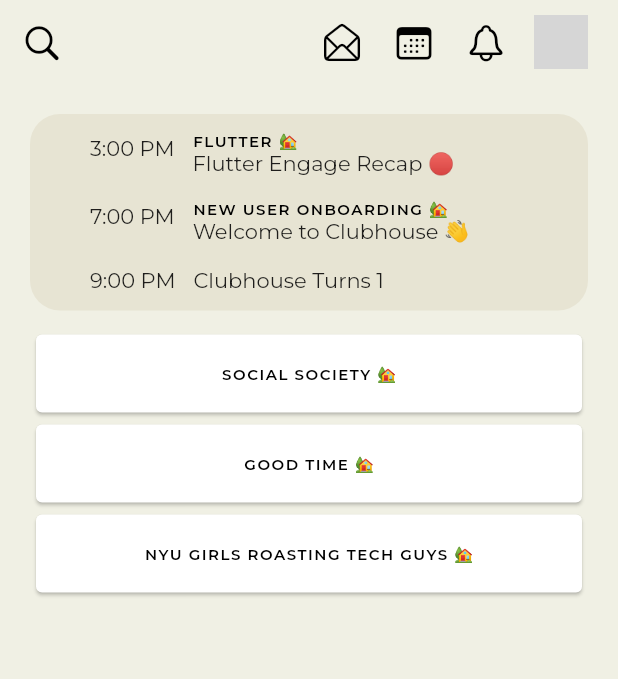
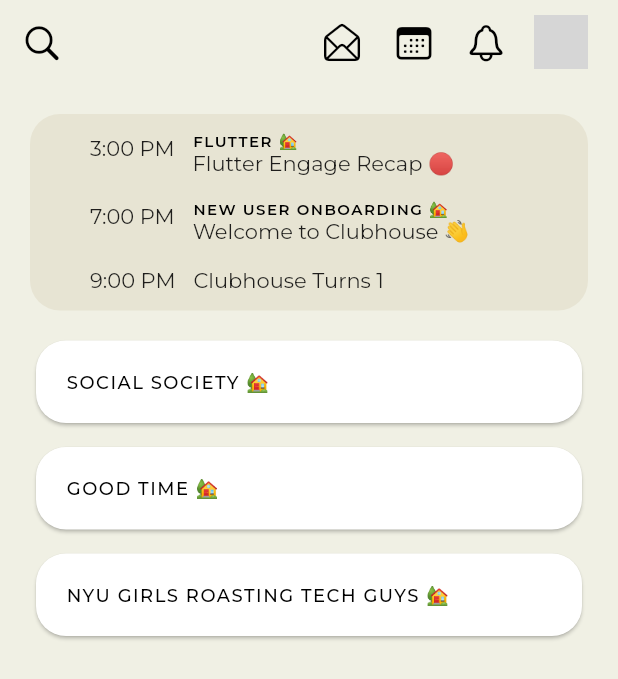
Before and after one commit to octoi/flutter_clubhouse_ui, a Flutter app: the screen it shows after launch, on a phone screen of 412 x 824 dp. Shown: the top 679 px of the screen. Run offline on Flutter 3.47's test engine with Material 2 defaults, Android fonts, the phone set to English and light mode, and no system bars; our stand-ins replace google_fonts; network calls fail; grey boxes are pictures that could not be loaded.

Commit message:
styled card

```diff
--- a/lib/widgets/room_card.dart
+++ b/lib/widgets/room_card.dart
@@ -11,22 +11,30 @@ class RoomCard extends StatelessWidget {
 
   @override
   Widget build(BuildContext context) {
-    return Card(
+    return Padding(
+      padding: const EdgeInsets.symmetric(vertical: 4.0),
+      child: Card(
+        shape: RoundedRectangleBorder(
+          borderRadius: BorderRadius.circular(20.0),
+        ),
         child: Padding(
           padding: const EdgeInsets.all(20.0),
           child: Column(
+            crossAxisAlignment: CrossAxisAlignment.start,
             children: [
               Text(
                 '${room.club} 🏡'.toUpperCase(),
-              style: Theme.of(context)
-                  .textTheme
-                  .overline!
-                  .copyWith(fontWeight: FontWeight.w600, letterSpacing: 1.0),
+                style: Theme.of(context).textTheme.overline!.copyWith(
+                      fontSize: 12.0,
+                      fontWeight: FontWeight.w500,
+                      letterSpacing: 1.0,
+                    ),
                 overflow: TextOverflow.ellipsis,
               ),
             ],
           ),
         ),
+      ),
     );
   }
 }
```
Lines whose indentation alone changed are shown as unchanged.
